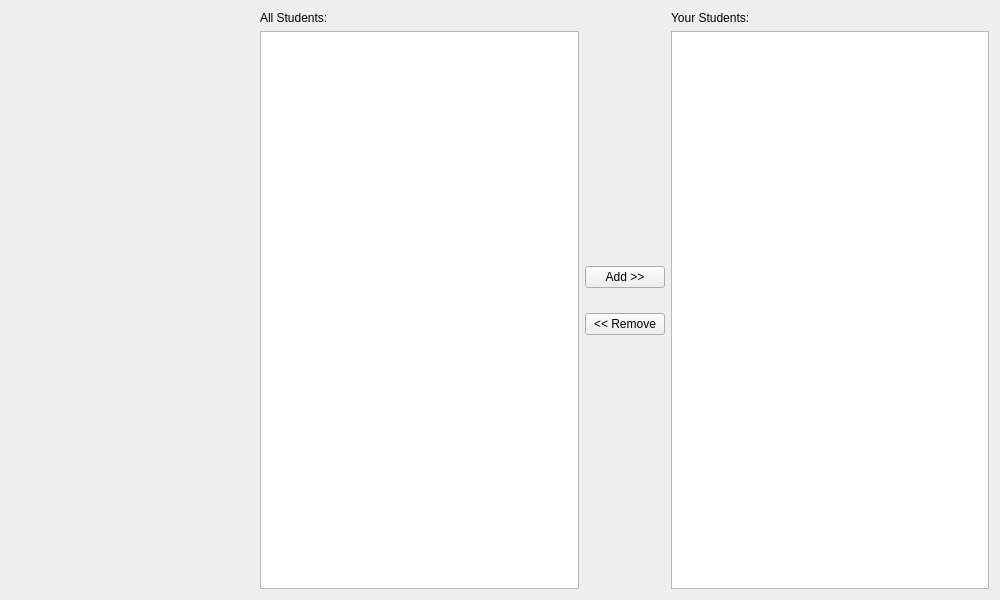
Above: designer/students.ui from ltrel/piu-mosso-client before the change. Below: the same form after it.
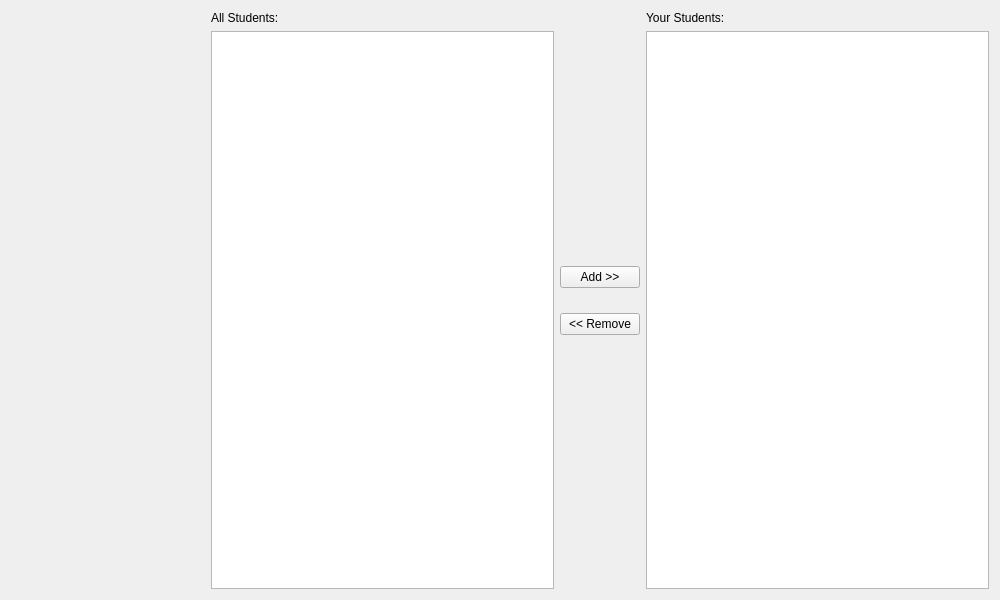
That is the form after the change.

What changed in the file:
```diff
--- a/designer/students.ui
+++ b/designer/students.ui
@@ -13,7 +13,7 @@
   <property name="windowTitle">
    <string>Students</string>
   </property>
-  <layout class="QHBoxLayout" name="horizontalLayout" stretch="1,3">
+  <layout class="QHBoxLayout" name="horizontalLayout" stretch="1,4">
    <item>
     <widget class="QWidget" name="sidebar_frame" native="true">
      <property name="sizePolicy">
```
